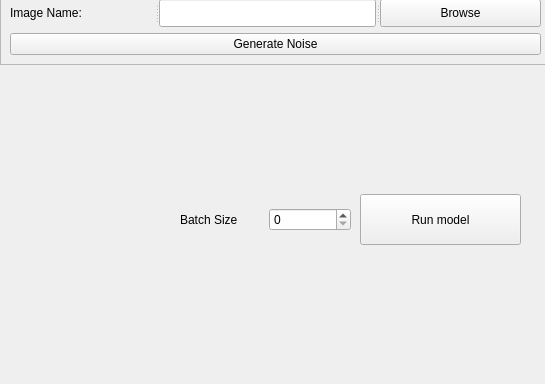
Old version of the form Gui/main_window.ui in the repository rettholzapfel33/Noisey-image; both pictures show x 0 to 545 and y 216 to 600 of the 855 by 600 pixel window.
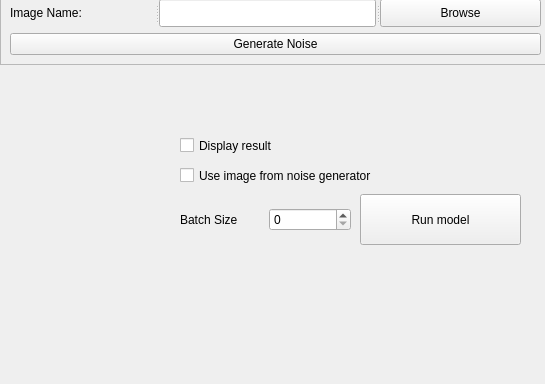
New version of the form.

Commit message: implement run model from gui

The edit to the form file:
```diff
--- a/Gui/main_window.ui
+++ b/Gui/main_window.ui
@@ -112,7 +112,7 @@
      <string>Run model</string>
     </property>
    </widget>
-   <widget class="QWidget" name="">
+   <widget class="QWidget" name="layoutWidget">
     <property name="geometry">
      <rect>
       <x>180</x>
@@ -134,6 +134,32 @@
      </item>
     </layout>
    </widget>
+   <widget class="QCheckBox" name="checkBox">
+    <property name="geometry">
+     <rect>
+      <x>180</x>
+      <y>380</y>
+      <width>251</width>
+      <height>23</height>
+     </rect>
+    </property>
+    <property name="text">
+     <string>Use image from noise generator</string>
+    </property>
+   </widget>
+   <widget class="QCheckBox" name="checkBox_2">
+    <property name="geometry">
+     <rect>
+      <x>180</x>
+      <y>350</y>
+      <width>241</width>
+      <height>23</height>
+     </rect>
+    </property>
+    <property name="text">
+     <string>Display result</string>
+    </property>
+   </widget>
   </widget>
   <widget class="QMenuBar" name="menubar">
    <property name="geometry">
```
The commit also changes 5 other files.
